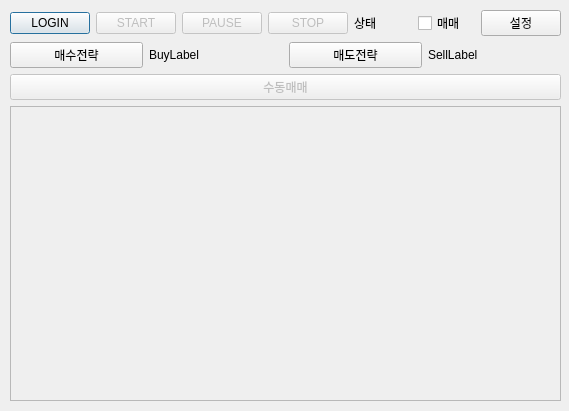
Above: ui/main.ui from stalkerboy/stockweek before the change. Below: the same form after it.
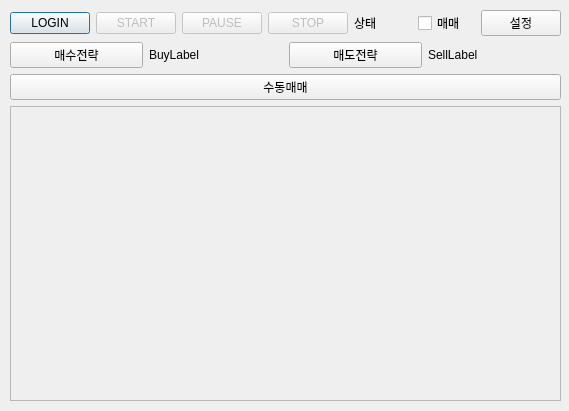
That is the form after the change.

The edit to the form file:
```diff
--- a/ui/main.ui
+++ b/ui/main.ui
@@ -128,7 +128,7 @@
       <item>
        <widget class="QPushButton" name="manualBtn">
         <property name="enabled">
-         <bool>false</bool>
+         <bool>true</bool>
         </property>
         <property name="text">
          <string>수동매매</string>
```
